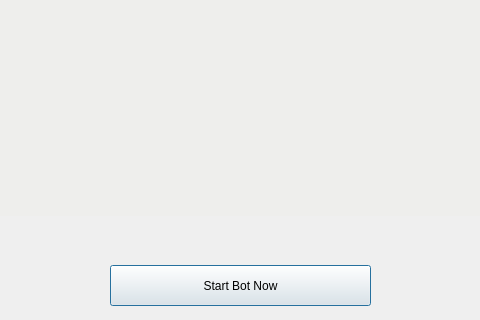
The window that UIFiles/runbot.ui (Academicdons/SSPCleaner) describes before a commit, drawn with Qt 5; both pictures show x 290 to 770 and y 285 to 605 of the 1024 by 605 pixel window.
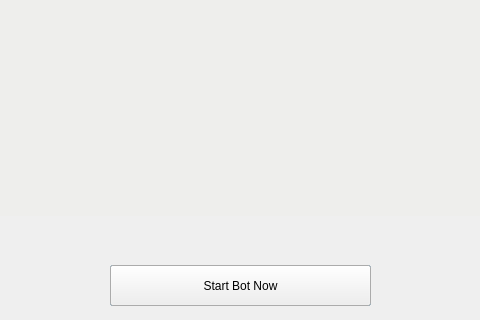
The same window after the commit.

```diff
--- a/UIFiles/runbot.ui
+++ b/UIFiles/runbot.ui
@@ -69,6 +69,38 @@
      <string/>
     </property>
    </widget>
+   <widget class="QPushButton" name="ContinueButton">
+    <property name="geometry">
+     <rect>
+      <x>400</x>
+      <y>550</y>
+      <width>261</width>
+      <height>41</height>
+     </rect>
+    </property>
+    <property name="styleSheet">
+     <string notr="true">QPushButton#login{
+	background-color: rgba(85, 98, 112, 255);
+	color: rgba(255, 255, 255, 200);
+	border-radius:5px;
+}
+QPushButton#login:pressed{
+	padding-left:5px;
+	padding-top: 5px;
+	background-color: rgba(255, 107, 107, 255);
+	background-position:calc(100% - 10px)center;
+}
+QPushButton#login:hover{
+	background-color: rgba(255, 107, 107, 255);
+}</string>
+    </property>
+    <property name="text">
+     <string>Done Rearranging links</string>
+    </property>
+    <property name="text">
+     <string>Continue to check for links validity?</string>
+    </property>
+   </widget>
    <widget class="QPushButton" name="startButton">
     <property name="geometry">
      <rect>
```
